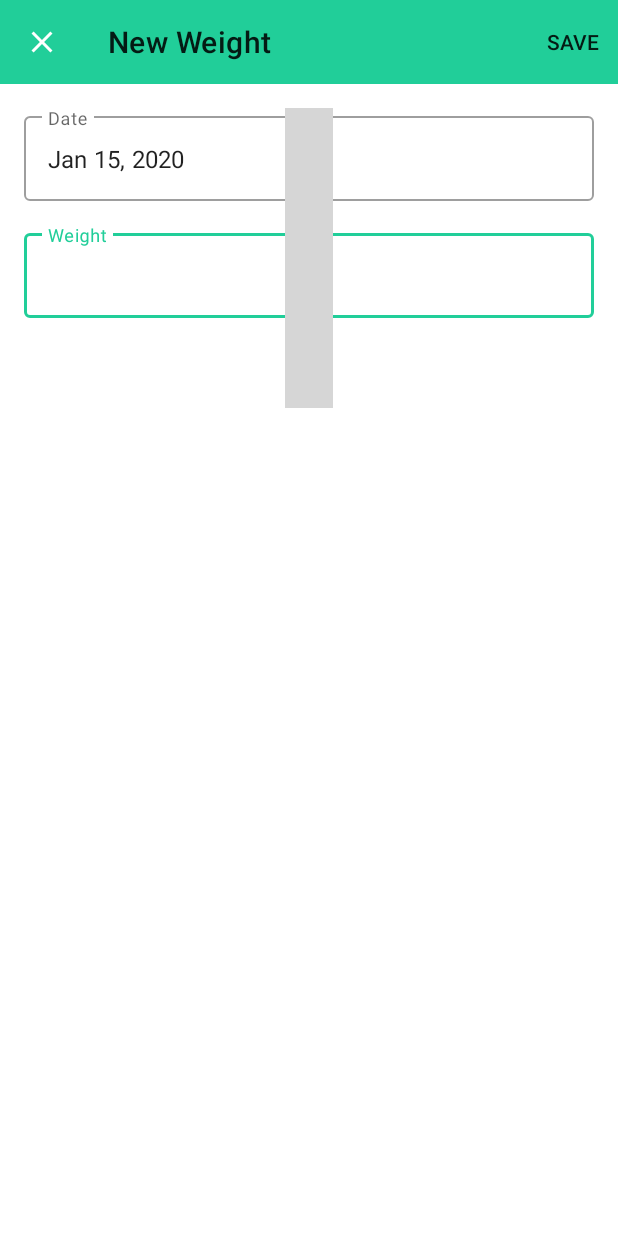
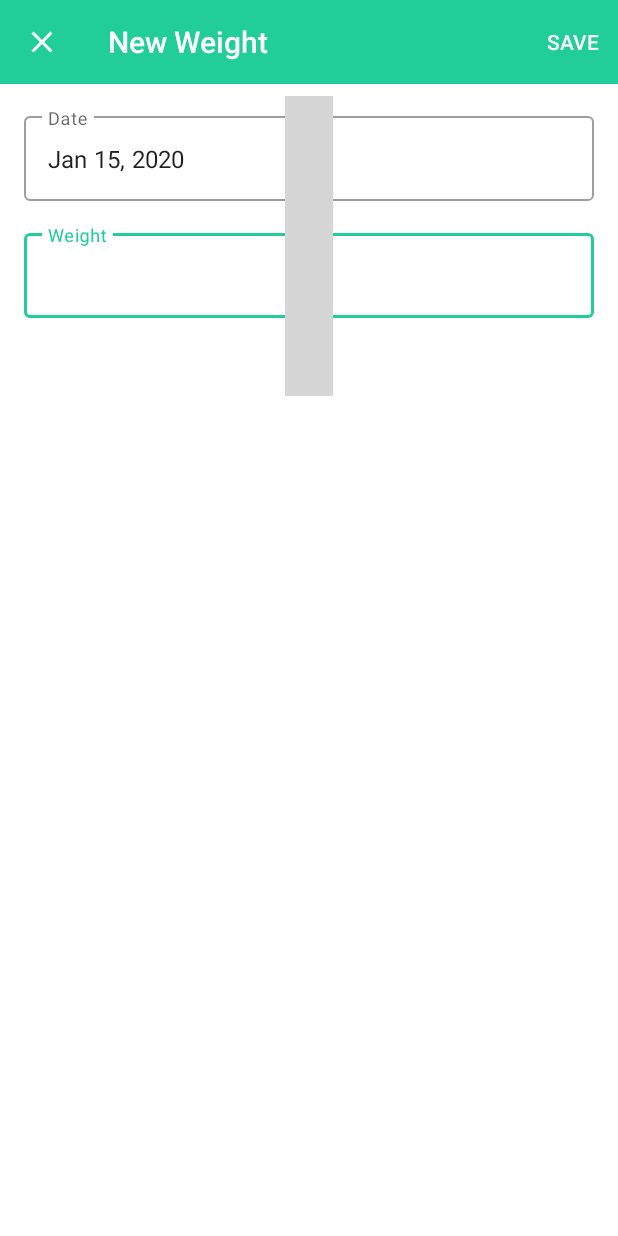
Before and after one commit to brian-norman/weightLess, an Android app: the screen it shows after launch (MainActivity), after a tap on an icon or button, on a phone screen of 412 x 824 dp. Run offline under Robolectric (Android 15) with nearby library versions, the phone set to English and light mode, and no system bars; our stand-ins replace Room's generated code; libraries missing offline, so code that uses them is left out: com.robinhood.spark; plain views replace SparkView; 3 statements that could not run were skipped; grey boxes are pictures that could not be loaded.

Commit message:
Toolbar content stays white

```diff
--- a/app/src/main/java/com/example/weighttracker/MainActivity.kt
+++ b/app/src/main/java/com/example/weighttracker/MainActivity.kt
@@ -1,16 +1,15 @@
 package com.example.weighttracker
 
+import android.os.Bundle
 import androidx.appcompat.app.AppCompatActivity
-import android.os.Bundle
-import androidx.navigation.NavController
-import androidx.navigation.Navigation
-import androidx.navigation.ui.NavigationUI
+import kotlinx.android.synthetic.main.main_activity.*
 
 class MainActivity : AppCompatActivity() {
 
     override fun onCreate(savedInstanceState: Bundle?) {
         super.onCreate(savedInstanceState)
         setContentView(R.layout.main_activity)
+        setSupportActionBar(toolbar)
     }
 
 }
--- a/app/src/main/java/com/example/weighttracker/MainFragment.kt
+++ b/app/src/main/java/com/example/weighttracker/MainFragment.kt
@@ -60,6 +60,7 @@ class MainFragment : Fragment() {
 
     override fun onActivityCreated(savedInstanceState: Bundle?) {
         super.onActivityCreated(savedInstanceState)
+        toolbar.setTitle(R.string.app_name)
 
         sparkView.adapter = chartAdapter
         recyclerView.apply {
--- a/app/src/main/java/com/example/weighttracker/WeightDialogFragment.kt
+++ b/app/src/main/java/com/example/weighttracker/WeightDialogFragment.kt
@@ -64,7 +64,7 @@ class WeightDialogFragment: DialogFragment() {
 
         initDatePicker()
 
-        weightDialogToolbar.apply {
+        toolbar.apply {
             title = if (args.shouldEdit) "Edit Weight" else "New Weight"
             setNavigationOnClickListener { dismiss() }
             inflateMenu(R.menu.weight_dialog)
--- a/app/src/main/res/layout/dialog_weight_fragment.xml
+++ b/app/src/main/res/layout/dialog_weight_fragment.xml
@@ -4,13 +4,14 @@
     android:layout_width="match_parent"
     android:layout_height="match_parent">
 
-    <androidx.appcompat.widget.Toolbar
-        android:id="@+id/weightDialogToolbar"
+    <com.google.android.material.appbar.MaterialToolbar
+        android:id="@+id/toolbar"
         android:layout_width="match_parent"
         android:layout_height="?attr/actionBarSize"
         android:background="@color/colorPrimary"
         app:layout_constraintTop_toTopOf="parent"
-        app:navigationIcon="@drawable/ic_close_white_24dp" />
+        app:navigationIcon="@drawable/ic_close_white_24dp"
+        app:theme="@style/ToolBarStyle" />
 
     <com.google.android.material.textfield.TextInputLayout
         android:id="@+id/dateTextInputLayout"
@@ -21,7 +22,7 @@
         android:hint="Date"
         app:layout_constraintEnd_toEndOf="parent"
         app:layout_constraintStart_toStartOf="parent"
-        app:layout_constraintTop_toBottomOf="@id/weightDialogToolbar">
+        app:layout_constraintTop_toBottomOf="@id/toolbar">
 
         <com.google.android.material.textfield.TextInputEditText
             android:id="@+id/dateTextInputEditText"
--- a/app/src/main/res/layout/main_activity.xml
+++ b/app/src/main/res/layout/main_activity.xml
@@ -6,6 +6,14 @@
     android:layout_width="match_parent"
     android:layout_height="match_parent"
     tools:context=".MainActivity">
+
+    <com.google.android.material.appbar.MaterialToolbar
+        android:id="@+id/toolbar"
+        android:layout_width="match_parent"
+        android:layout_height="?attr/actionBarSize"
+        android:background="@color/colorPrimary"
+        app:layout_constraintTop_toTopOf="parent"
+        app:theme="@style/ToolBarStyle" />
 
     <fragment
         android:id="@+id/nav_host_fragment"
--- a/app/src/main/res/layout/main_fragment.xml
+++ b/app/src/main/res/layout/main_fragment.xml
@@ -15,14 +15,22 @@
         android:layout_height="match_parent"
         android:orientation="vertical">
 
+        <com.google.android.material.appbar.MaterialToolbar
+            android:id="@+id/toolbar"
+            android:layout_width="match_parent"
+            android:layout_height="?attr/actionBarSize"
+            android:background="@color/colorPrimary"
+            app:layout_constraintTop_toTopOf="parent"
+            app:theme="@style/ToolBarStyle" />
+
         <com.robinhood.spark.SparkView
             android:id="@+id/sparkView"
             android:layout_width="wrap_content"
             android:layout_height="200dp"
-            android:layout_marginTop="16dp"
+            android:layout_marginTop="8dp"
             app:layout_constraintEnd_toEndOf="parent"
             app:layout_constraintStart_toStartOf="parent"
-            app:layout_constraintTop_toTopOf="parent"
+            app:layout_constraintTop_toBottomOf="@id/toolbar"
             app:spark_lineColor="@color/colorAccent"
             app:spark_scrubEnabled="true" />
 
--- a/app/src/main/res/values/styles.xml
+++ b/app/src/main/res/values/styles.xml
@@ -1,7 +1,7 @@
 <resources>
 
     <!-- Base application theme. -->
-    <style name="AppTheme" parent="Theme.MaterialComponents.DayNight">
+    <style name="AppTheme" parent="Theme.MaterialComponents.DayNight.NoActionBar">
         <!-- Customize your theme here. -->
         <item name="colorPrimary">@color/colorPrimary</item>
         <item name="colorPrimaryDark">@color/colorPrimaryDark</item>
@@ -14,4 +14,10 @@
         <item name="android:windowIsFloating">false</item>
     </style>
 
+    <style name="ToolBarStyle" parent="Theme.AppCompat">
+        <item name="android:textColorPrimary">@android:color/white</item>
+        <item name="android:textColorSecondary">@android:color/white</item>
+        <item name="actionMenuTextColor">@android:color/white</item>
+    </style>
+
 </resources>
```
